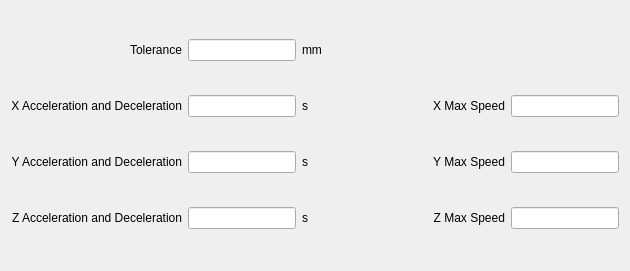
The window that hcsettings/icmachineconfigpage.ui (GaussCheng/2-5AxisPunch) describes before a commit, drawn with Qt 5.
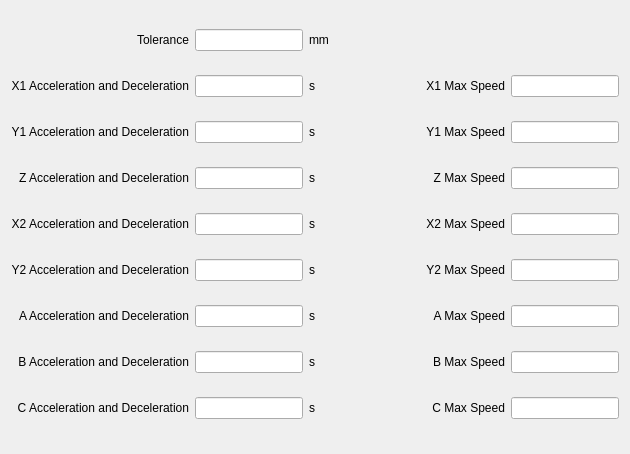
The same window after the commit. Custom widgets are drawn as their Qt base class.

The edit to the form file:
```diff
--- a/hcsettings/icmachineconfigpage.ui
+++ b/hcsettings/icmachineconfigpage.ui
@@ -7,7 +7,7 @@
     <x>0</x>
     <y>0</y>
     <width>630</width>
-    <height>271</height>
+    <height>454</height>
    </rect>
   </property>
   <property name="windowTitle">
@@ -30,7 +30,7 @@
    <item row="1" column="0">
     <widget class="QLabel" name="label">
      <property name="text">
-      <string>X Acceleration and Deceleration</string>
+      <string>X1 Acceleration and Deceleration</string>
      </property>
      <property name="alignment">
       <set>Qt::AlignRight|Qt::AlignTrailing|Qt::AlignVCenter</set>
@@ -43,7 +43,7 @@
    <item row="1" column="5">
     <widget class="QLabel" name="label_5">
      <property name="text">
-      <string>X Max Speed</string>
+      <string>X1 Max Speed</string>
      </property>
      <property name="alignment">
       <set>Qt::AlignRight|Qt::AlignTrailing|Qt::AlignVCenter</set>
@@ -56,7 +56,7 @@
    <item row="2" column="0">
     <widget class="QLabel" name="label_2">
      <property name="text">
-      <string>Y Acceleration and Deceleration</string>
+      <string>Y1 Acceleration and Deceleration</string>
      </property>
      <property name="alignment">
       <set>Qt::AlignRight|Qt::AlignTrailing|Qt::AlignVCenter</set>
@@ -69,7 +69,7 @@
    <item row="2" column="5">
     <widget class="QLabel" name="label_6">
      <property name="text">
-      <string>Y Max Speed</string>
+      <string>Y1 Max Speed</string>
      </property>
      <property name="alignment">
       <set>Qt::AlignRight|Qt::AlignTrailing|Qt::AlignVCenter</set>
@@ -146,6 +146,171 @@
      </property>
     </widget>
    </item>
+   <item row="4" column="0">
+    <widget class="QLabel" name="label_8">
+     <property name="text">
+      <string>X2 Acceleration and Deceleration</string>
+     </property>
+     <property name="alignment">
+      <set>Qt::AlignRight|Qt::AlignTrailing|Qt::AlignVCenter</set>
+     </property>
+    </widget>
+   </item>
+   <item row="4" column="1">
+    <widget class="ICLineEditWithVirtualNumericKeypad" name="x2ADEdit"/>
+   </item>
+   <item row="4" column="5">
+    <widget class="QLabel" name="label_9">
+     <property name="text">
+      <string>X2 Max Speed</string>
+     </property>
+     <property name="alignment">
+      <set>Qt::AlignRight|Qt::AlignTrailing|Qt::AlignVCenter</set>
+     </property>
+    </widget>
+   </item>
+   <item row="4" column="6">
+    <widget class="ICLineEditWithVirtualNumericKeypad" name="x2MaxSpeedEdit"/>
+   </item>
+   <item row="5" column="0">
+    <widget class="QLabel" name="label_10">
+     <property name="text">
+      <string>Y2 Acceleration and Deceleration</string>
+     </property>
+     <property name="alignment">
+      <set>Qt::AlignRight|Qt::AlignTrailing|Qt::AlignVCenter</set>
+     </property>
+    </widget>
+   </item>
+   <item row="5" column="1">
+    <widget class="ICLineEditWithVirtualNumericKeypad" name="y2ADEdit"/>
+   </item>
+   <item row="5" column="5">
+    <widget class="QLabel" name="label_11">
+     <property name="text">
+      <string>Y2 Max Speed</string>
+     </property>
+     <property name="alignment">
+      <set>Qt::AlignRight|Qt::AlignTrailing|Qt::AlignVCenter</set>
+     </property>
+    </widget>
+   </item>
+   <item row="5" column="6">
+    <widget class="ICLineEditWithVirtualNumericKeypad" name="y2MaxSpeedEdit"/>
+   </item>
+   <item row="4" column="3">
+    <widget class="QLabel" name="label_18">
+     <property name="text">
+      <string>s</string>
+     </property>
+    </widget>
+   </item>
+   <item row="5" column="3">
+    <widget class="QLabel" name="label_19">
+     <property name="text">
+      <string>s</string>
+     </property>
+    </widget>
+   </item>
+   <item row="6" column="0">
+    <widget class="QLabel" name="label_12">
+     <property name="text">
+      <string>A Acceleration and Deceleration</string>
+     </property>
+     <property name="alignment">
+      <set>Qt::AlignRight|Qt::AlignTrailing|Qt::AlignVCenter</set>
+     </property>
+    </widget>
+   </item>
+   <item row="6" column="1">
+    <widget class="ICLineEditWithVirtualNumericKeypad" name="aADEdit"/>
+   </item>
+   <item row="6" column="3">
+    <widget class="QLabel" name="label_20">
+     <property name="text">
+      <string>s</string>
+     </property>
+    </widget>
+   </item>
+   <item row="6" column="5">
+    <widget class="QLabel" name="label_13">
+     <property name="text">
+      <string>A Max Speed</string>
+     </property>
+     <property name="alignment">
+      <set>Qt::AlignRight|Qt::AlignTrailing|Qt::AlignVCenter</set>
+     </property>
+    </widget>
+   </item>
+   <item row="6" column="6">
+    <widget class="ICLineEditWithVirtualNumericKeypad" name="aMaxSpeedEdit"/>
+   </item>
+   <item row="7" column="0">
+    <widget class="QLabel" name="label_21">
+     <property name="text">
+      <string>B Acceleration and Deceleration</string>
+     </property>
+     <property name="alignment">
+      <set>Qt::AlignRight|Qt::AlignTrailing|Qt::AlignVCenter</set>
+     </property>
+    </widget>
+   </item>
+   <item row="7" column="1">
+    <widget class="ICLineEditWithVirtualNumericKeypad" name="bADEdit"/>
+   </item>
+   <item row="7" column="3">
+    <widget class="QLabel" name="label_22">
+     <property name="text">
+      <string>s</string>
+     </property>
+    </widget>
+   </item>
+   <item row="7" column="5">
+    <widget class="QLabel" name="label_23">
+     <property name="text">
+      <string>B Max Speed</string>
+     </property>
+     <property name="alignment">
+      <set>Qt::AlignRight|Qt::AlignTrailing|Qt::AlignVCenter</set>
+     </property>
+    </widget>
+   </item>
+   <item row="7" column="6">
+    <widget class="ICLineEditWithVirtualNumericKeypad" name="bMaxSpeedEdit"/>
+   </item>
+   <item row="8" column="0">
+    <widget class="QLabel" name="label_24">
+     <property name="text">
+      <string>C Acceleration and Deceleration</string>
+     </property>
+     <property name="alignment">
+      <set>Qt::AlignRight|Qt::AlignTrailing|Qt::AlignVCenter</set>
+     </property>
+    </widget>
+   </item>
+   <item row="8" column="1">
+    <widget class="ICLineEditWithVirtualNumericKeypad" name="cADEdit"/>
+   </item>
+   <item row="8" column="3">
+    <widget class="QLabel" name="label_25">
+     <property name="text">
+      <string>s</string>
+     </property>
+    </widget>
+   </item>
+   <item row="8" column="5">
+    <widget class="QLabel" name="label_26">
+     <property name="text">
+      <string>C Max Speed</string>
+     </property>
+     <property name="alignment">
+      <set>Qt::AlignRight|Qt::AlignTrailing|Qt::AlignVCenter</set>
+     </property>
+    </widget>
+   </item>
+   <item row="8" column="6">
+    <widget class="ICLineEditWithVirtualNumericKeypad" name="cMaxSpeedEdit"/>
+   </item>
   </layout>
  </widget>
  <customwidgets>
```
